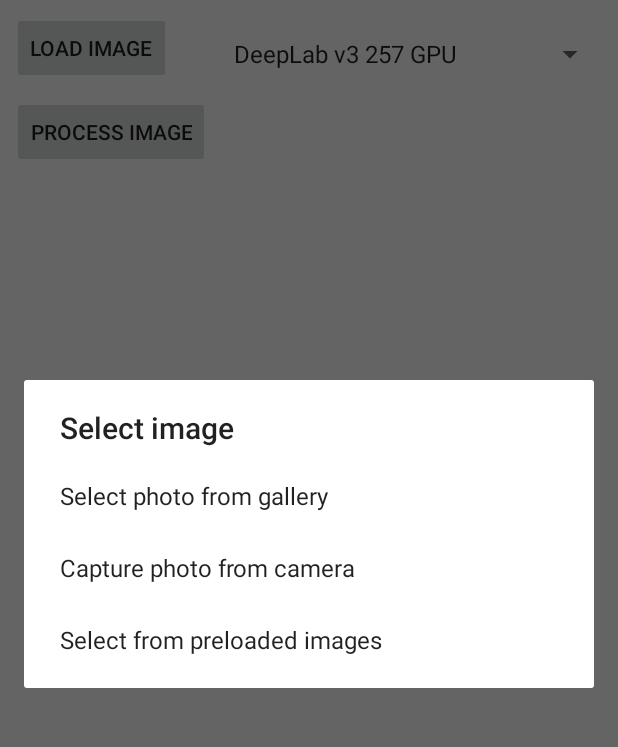
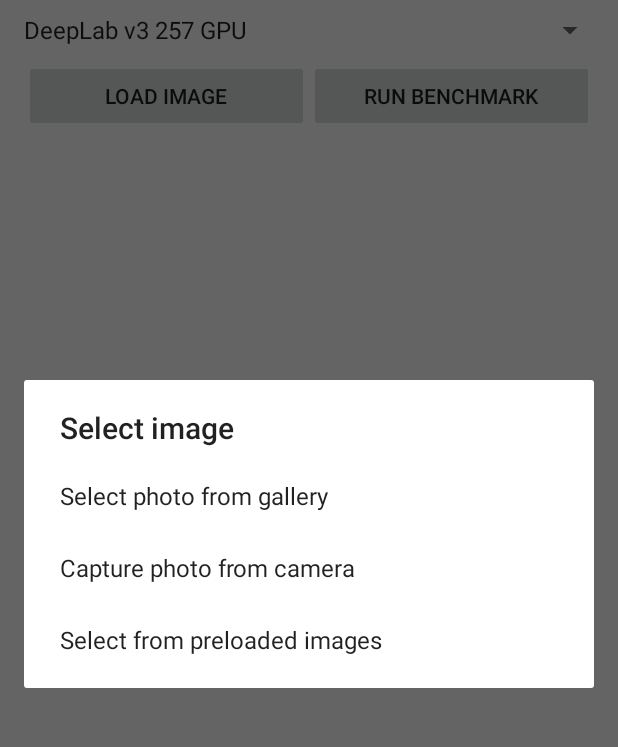
Before and after one commit to SpirinEgor/mobile_semantic_segmentation, an Android app: the screen it shows after launch (MainActivity), after a tap on "LOAD IMAGE", on a phone screen of 412 x 824 dp, the part 84-831 px from its top. Run offline under Robolectric (Android 15) with nearby library versions, the phone set to English and light mode, and no system bars; libraries missing offline, so code that uses them is left out: com.karumi.dexter, org.tensorflow.contrib, org.tensorflow.lite, org.tensorflow.types; 5 statements that could not run were skipped.

Commit message:
Integrate button for run benchmark

```diff
--- a/segmentation_app/app/src/main/java/tech/spirin/segmentation/MainActivity.kt
+++ b/segmentation_app/app/src/main/java/tech/spirin/segmentation/MainActivity.kt
@@ -12,6 +12,7 @@ import android.support.v4.content.FileProvider
 import android.support.v7.app.AlertDialog
 import android.support.v7.app.AppCompatActivity
 import android.util.Log
+import android.view.View
 import android.widget.*
 import tech.spirin.segmentation.dnn.DNN
 import tech.spirin.segmentation.dnn.DeepLabV3CPU
@@ -25,12 +26,13 @@ import java.util.*
 class MainActivity : AppCompatActivity() {
 
     private lateinit var loadImageButton: Button
-    private lateinit var processImageButton: Button
+    private lateinit var benchmarkButton: Button
     private lateinit var originalImageView: ImageView
     private lateinit var processedImageView: ImageView
     private lateinit var blendedImageView: ImageView
+    private lateinit var description: TextView
+    private lateinit var scrollView: ScrollView
     private lateinit var spinner: Spinner
-    private lateinit var timeTextView: TextView
 
     // using for taking photo and save it to gallery
     private var currentPhotoPath: String? = null
@@ -38,6 +40,7 @@ class MainActivity : AppCompatActivity() {
 
     private val RESULT_GALLERY = 1
     private val RESULT_CAMERA = 2
+    private val RESULT_ASSETS = 3
 
     private lateinit var availableDNN: Array<DNN>
 
@@ -52,12 +55,13 @@ class MainActivity : AppCompatActivity() {
         requestMultiplePermissions(this)
 
         loadImageButton = findViewById(R.id.load_image)
-        processImageButton = findViewById(R.id.process_image)
+        benchmarkButton = findViewById(R.id.benchmark)
         originalImageView = findViewById(R.id.original_image)
         processedImageView = findViewById(R.id.processed_image)
         blendedImageView = findViewById(R.id.blended_image)
+        description = findViewById(R.id.description)
+        scrollView = findViewById(R.id.scroll_view)
         spinner = findViewById(R.id.spinner)
-        timeTextView = findViewById(R.id.time)
 
         availableDNN = arrayOf(DeepLabV3GPU(this.assets), DeepLabV3CPU(this.assets))
         availableDNN.map { it.initialize() }
@@ -81,16 +85,10 @@ class MainActivity : AppCompatActivity() {
         loadImageButton.setOnClickListener {
             showSelectImageDialog()
         }
-        processImageButton.setOnClickListener {
-            if (currentImage == null) {
-                Toast.makeText(this, "Select image before process it", Toast.LENGTH_SHORT).show()
-            } else {
-                val selectedDNN = spinner.selectedItemPosition
-                val result = availableDNN[selectedDNN].process(currentImage!!)
-                processedImageView.setImageBitmap(result.first)
-                blendedImageView.setImageBitmap(blendImages(currentImage!!, result.first))
-                timeTextView.text = getString(R.string.time_measure, result.second)
-            }
+
+        benchmarkButton.setOnClickListener {
+            description.text = "Measure time and IoU for all preloaded images...\n (TODO)"
+            scrollView.visibility = View.INVISIBLE
         }
 
         val spinnerAdapter = ArrayAdapter(
@@ -101,21 +99,21 @@ class MainActivity : AppCompatActivity() {
     }
 
     private fun showSelectImageDialog() {
-        val dialog = AlertDialog.Builder(this)
-        dialog.setTitle(getString(R.string.choose_image_source))
+        val dialogBuilder = AlertDialog.Builder(this)
+        dialogBuilder.setTitle(getString(R.string.choose_image_source))
         val dialogItems = arrayOf(
             getString(R.string.select_from_gallery),
             getString(R.string.capture_from_camera),
             getString(R.string.use_preload_image)
         )
-        dialog.setItems(dialogItems) { _, which ->
+        dialogBuilder.setItems(dialogItems) { _ , which ->
             when (which) {
                 0 -> choosePhotoFromGallery()
                 1 -> takePhotoFromCamera()
                 2 -> loadFromAssets()
             }
         }
-        dialog.show()
+        dialogBuilder.show()
     }
 
     private fun choosePhotoFromGallery() {
@@ -156,9 +154,8 @@ class MainActivity : AppCompatActivity() {
         val dialog = AlertDialog.Builder(this)
         dialog.setTitle(getString(R.string.choose_image_source))
         dialog.setAdapter(assetsAdapter) { _, which ->
-            val ims = assets.open("images/${assetsImages[which]}/image.png")
-            currentImage = BitmapFactory.decodeStream(ims)
-            setOriginalImage(currentImage!!)
+            val intent = Intent().putExtra("assetId", which)
+            onActivityResult(RESULT_ASSETS, Activity.RESULT_OK, intent)
         }
         dialog.show()
     }
@@ -175,7 +172,6 @@ class MainActivity : AppCompatActivity() {
                 val f = File(currentPhotoPath)
                 val contentUri = Uri.fromFile(f)
                 currentImage = MediaStore.Images.Media.getBitmap(this.contentResolver, contentUri)
-                setOriginalImage(currentImage!!)
             }
             RESULT_GALLERY -> {
                 Log.d("Get image", "result for load from gallery")
@@ -183,13 +179,30 @@ class MainActivity : AppCompatActivity() {
                     val contentUri = data.data
                     try {
                         currentImage = MediaStore.Images.Media.getBitmap(this.contentResolver, contentUri)
-                        setOriginalImage(currentImage!!)
                     } catch (e: IOException) {
                         e.printStackTrace()
                         Toast.makeText(this, "Error while loading from gallery", Toast.LENGTH_SHORT).show()
                     }
                 }
             }
+            RESULT_ASSETS -> {
+                if (data != null) {
+                    val assetId = data.getIntExtra("assetId", 0)
+                    val ims = assets.open("images/${assetsImages[assetId]}/image.png")
+                    currentImage = BitmapFactory.decodeStream(ims)
+                }
+            }
+        }
+        if (currentImage == null) {
+            Toast.makeText(this, "Select image before segment it", Toast.LENGTH_SHORT).show()
+        } else {
+            val selectedDNN = spinner.selectedItemPosition
+            val result = availableDNN[selectedDNN].process(currentImage!!)
+            scrollView.visibility = View.VISIBLE
+            originalImageView.setImageBitmap(currentImage)
+            processedImageView.setImageBitmap(result.first)
+            blendedImageView.setImageBitmap(blendImages(currentImage!!, result.first))
+            description.text = getString(R.string.time_measure, result.second)
         }
     }
 
@@ -207,11 +220,4 @@ class MainActivity : AppCompatActivity() {
         }
     }
 
-    private fun setOriginalImage(image: Bitmap) {
-        originalImageView.setImageBitmap(image)
-        processedImageView.setImageBitmap(null)
-        blendedImageView.setImageBitmap(null)
-        timeTextView.text = ""
-    }
-
 }
--- a/segmentation_app/app/src/main/res/layout/activity_main.xml
+++ b/segmentation_app/app/src/main/res/layout/activity_main.xml
@@ -5,46 +5,59 @@
         android:layout_width="match_parent"
         android:layout_height="match_parent"
         tools:context=".MainActivity">
-    <Button
-            android:text="@string/load_image"
-            android:layout_width="wrap_content"
-            android:layout_height="wrap_content"
-            android:id="@+id/load_image"
-            app:layout_constraintStart_toStartOf="parent"
-            android:layout_marginStart="8dp" android:layout_marginTop="8dp" app:layout_constraintTop_toTopOf="parent"
-    />
-    <Button
-            android:text="@string/process_image"
-            android:layout_width="wrap_content"
-            android:layout_height="wrap_content"
-            android:id="@+id/process_image"
-            android:layout_marginTop="8dp"
-            app:layout_constraintTop_toBottomOf="@+id/load_image" app:layout_constraintStart_toStartOf="parent"
-            android:layout_marginStart="8dp"/>
     <Spinner
             android:layout_width="0dp"
-            android:layout_height="0dp"
+            android:layout_height="wrap_content"
             android:id="@+id/spinner"
+            app:layout_constraintEnd_toEndOf="parent" android:layout_marginEnd="8dp"
+            app:layout_constraintStart_toStartOf="parent" android:layout_marginStart="8dp"
+            android:layout_marginTop="8dp" app:layout_constraintTop_toTopOf="parent"/>
+    <LinearLayout
+            android:orientation="horizontal"
+            android:layout_width="0dp"
+            android:layout_height="wrap_content"
+            app:layout_constraintTop_toBottomOf="@+id/spinner"
             app:layout_constraintEnd_toEndOf="parent"
-            android:layout_marginEnd="8dp" android:layout_marginTop="8dp" app:layout_constraintTop_toTopOf="parent"
-            app:layout_constraintStart_toEndOf="@+id/process_image" android:layout_marginStart="8dp"
-            android:layout_marginBottom="8dp" app:layout_constraintBottom_toTopOf="@+id/time"/>
+            android:layout_marginEnd="8dp"
+            app:layout_constraintStart_toStartOf="parent"
+            android:layout_marginStart="8dp"
+            android:weightSum="2"
+            android:id="@+id/linearLayout">
+        <Button
+                android:text="@string/load_image"
+                android:layout_width="match_parent"
+                android:layout_height="match_parent"
+                android:id="@+id/load_image"
+                android:layout_marginStart="8dp"
+                android:layout_marginTop="8dp"
+                android:layout_weight="1"/>
+        <Button
+                android:text="@string/run_benchmark"
+                android:layout_width="match_parent"
+                android:layout_height="wrap_content"
+                android:id="@+id/benchmark"
+                app:layout_constraintEnd_toEndOf="parent"
+                android:layout_marginEnd="8dp"
+                android:layout_marginTop="8dp"
+                app:layout_constraintTop_toBottomOf="@+id/spinner"
+                android:layout_weight="1"/>
+    </LinearLayout>
+
     <TextView
+            android:layout_width="match_parent"
+            android:layout_height="wrap_content"
+            android:id="@+id/description"
+            android:textSize="16sp" app:layout_constraintStart_toStartOf="parent"
+            android:layout_marginStart="8dp" app:layout_constraintEnd_toEndOf="parent" android:layout_marginEnd="8dp"
+            app:layout_constraintTop_toBottomOf="@+id/linearLayout"/>
+    <ScrollView
             android:layout_width="0dp"
             android:layout_height="0dp"
-            android:id="@+id/time"
-            app:layout_constraintBottom_toBottomOf="@+id/process_image"
-            app:layout_constraintEnd_toEndOf="parent" android:layout_marginEnd="8dp"
-            app:layout_constraintStart_toEndOf="@+id/process_image" android:layout_marginStart="8dp"
-            android:layout_marginTop="8dp" app:layout_constraintTop_toTopOf="@+id/process_image"/>
+            android:id="@+id/scroll_view"
+            app:layout_constraintTop_toBottomOf="@+id/description" app:layout_constraintStart_toStartOf="parent"
+            android:layout_marginStart="8dp" app:layout_constraintEnd_toEndOf="parent" android:layout_marginEnd="8dp"
+            android:layout_marginBottom="8dp" app:layout_constraintBottom_toBottomOf="parent">
 
-    <ScrollView
-            android:layout_width="0dp"
-            android:layout_height="0dp" android:layout_marginTop="8dp"
-            app:layout_constraintTop_toBottomOf="@+id/process_image" app:layout_constraintStart_toStartOf="parent"
-            android:layout_marginStart="8dp" app:layout_constraintEnd_toEndOf="parent" android:layout_marginEnd="8dp"
-            android:layout_marginBottom="8dp" app:layout_constraintBottom_toBottomOf="parent"
-            android:id="@+id/scroll_View">
         <LinearLayout android:layout_width="match_parent" android:layout_height="wrap_content"
                       android:orientation="vertical">
             <ImageView
--- a/segmentation_app/app/src/main/res/values/strings.xml
+++ b/segmentation_app/app/src/main/res/values/strings.xml
@@ -7,7 +7,8 @@
     <string name="capture_from_camera">Capture photo from camera</string>
     <string name="process_image">process image</string>
     <string name="processed_image">processed image</string>
-    <string name="time_measure">model work in %1$d ms</string>
+    <string name="time_measure">Elapsed time is %1$d ms</string>
     <string name="use_preload_image">Select from preloaded images</string>
     <string name="thumbnail_for_asset_image">thumbnail for asset image</string>
+    <string name="run_benchmark">Run benchmark</string>
 </resources>
```
